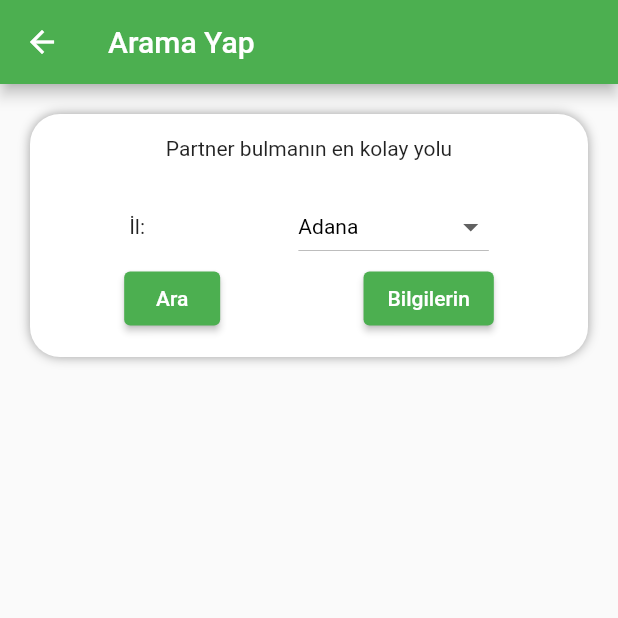
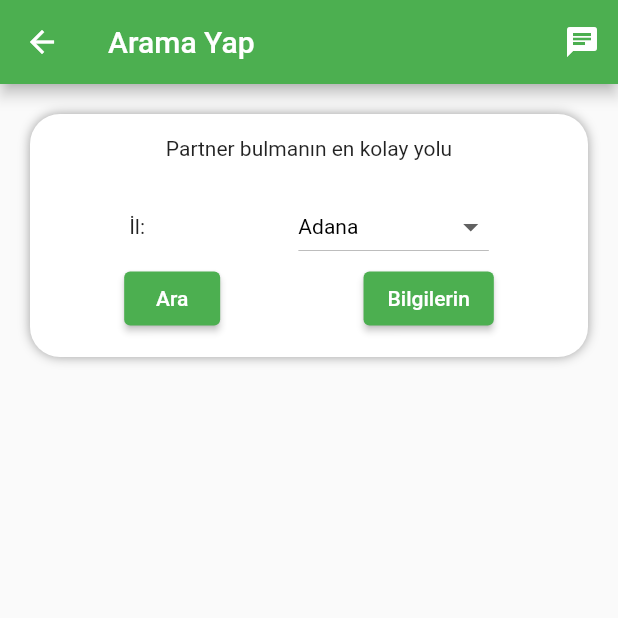
Before and after one commit to TayfuNetwork/BiriniBul-, a Flutter app: the searchPage screen opened directly, on a phone screen of 412 x 824 dp, the top half of it. Run offline on Flutter 3.47's test engine with Material 2 defaults, Android fonts, the phone set to English and light mode, and no system bars; our stand-ins replace cloud_firestore, firebase_auth, firebase_core, google_sign_in; missing offline and left inert: firebase_auth_web, firebase_core_web, google_sign_in_web; accounts and stored records are empty.

Commit message:
Update(gelen_kutusu'nda Konusma sahibi ismi yok )

```diff
--- a/lib/control_pages/json-models.dart
+++ b/lib/control_pages/json-models.dart
@@ -2599,6 +2599,26 @@ const String _bransData = """[
       "Sirtaki",
       "Roman"
     ]
+  },
+  {
+    "brans": "Heykel",
+    "no": 186,
+    "mevki": [
+      "Heykeltraş"
+    ]
+  },
+  {
+    "brans": "Resim",
+    "no": 187,
+    "mevki": [
+      "Farketmez",
+      "Kara-Kalem",
+      "Yağlı-Boya",
+      "Kuru-Boya",
+      "Nü",
+      "Narural",
+      "Diğer"
+    ]
   }
 ]""";
 const String _SexData = """[
--- a/lib/pages/bilgilerim.dart
+++ b/lib/pages/bilgilerim.dart
@@ -1,3 +1,4 @@
+import 'package:cloud_firestore/cloud_firestore.dart';
 import 'package:firebase_auth/firebase_auth.dart';
 import 'package:flutter/cupertino.dart';
 import 'package:flutter/material.dart';
@@ -221,9 +222,6 @@ class _bilgilerimState extends State<bilgilerim> {
                       children: [
                         ElevatedButton(
                           onPressed: () async {
-                            // ad = ("$isim" + " $soyisim");
-
-                            //yasi = yas.toString();
                             ili = (il)!.il;
                             ilcesi = ilce;
                             bransi = (brans)!.brans;
@@ -234,9 +232,9 @@ class _bilgilerimState extends State<bilgilerim> {
                               il: ili,
                               ilce: ilce,
                               mevki: mevki,
+
                             );
                             bool? res = await AuthService().updateUser(user);
-                            print(res);
                             Navigator.of(context).push(CupertinoPageRoute(
                                 builder: (context) => const searchPage()));
                           },
--- a/lib/pages/konusmalarim.dart
+++ b/lib/pages/konusmalarim.dart
@@ -25,7 +25,7 @@ class _KonusmaState extends State<Konusma> {
   @override
   Widget build(BuildContext context) => Scaffold(
         appBar: AppBar(
-          title: Text('Mesajlaşma + ${(widget.konusulanUser.userName!)} '),
+          title: Text('Sohbet ${(widget.konusulanUser.userName!)} '),
         ),
         body: Center(
           child: Column(
--- a/lib/pages/search_page.dart
+++ b/lib/pages/search_page.dart
@@ -1,12 +1,9 @@
-import 'package:firebase_database/firebase_database.dart';
+import 'package:flutter/cupertino.dart';
 import 'package:version1/control_pages/json-models.dart';
 import 'package:flutter/material.dart';
-import 'package:version1/models/user.dart';
 import 'package:version1/pages/bilgilerim.dart';
-import 'package:version1/pages/profil.dart';
+import 'package:version1/pages/gelen_kutusu.dart';
 import 'package:version1/pages/results.dart';
-import 'package:version1/services/auth_service.dart';
-import 'package:version1/services/search_service.dart';
 import '../control_pages/json-models.dart';
 
 // ignore: camel_case_types
@@ -53,7 +50,12 @@ class _searchPageState extends State<searchPage> {
     return Scaffold(
       appBar: AppBar(
         title: const Text('Arama Yap'),
-        actions: const <Widget>[],
+        actions: [
+          IconButton(
+            icon: Icon(Icons.chat),
+            onPressed: _mesajlaraGit,
+          ),
+        ],
       ),
 //******************************************************************//
 
@@ -190,7 +192,7 @@ class _searchPageState extends State<searchPage> {
               children: [
                 ElevatedButton(
                     onPressed: () {
-                      if (il != null && brans != null) {
+                      if (il != null && mevki != null) {
                         arama();
                       }
                       ScaffoldMessenger.of(context).showSnackBar(const SnackBar(
@@ -211,4 +213,9 @@ class _searchPageState extends State<searchPage> {
       )),
     );
   }
+
+  _mesajlaraGit() {
+    return Navigator.of(context)
+        .push(CupertinoPageRoute(builder: (context) => Inbox()));
+  }
 }
```
Also changed, not shown: lib/pages/gelen_kutusu.dart (+15 -7 lines), lib/pages/results.dart (+12 -1 lines).
